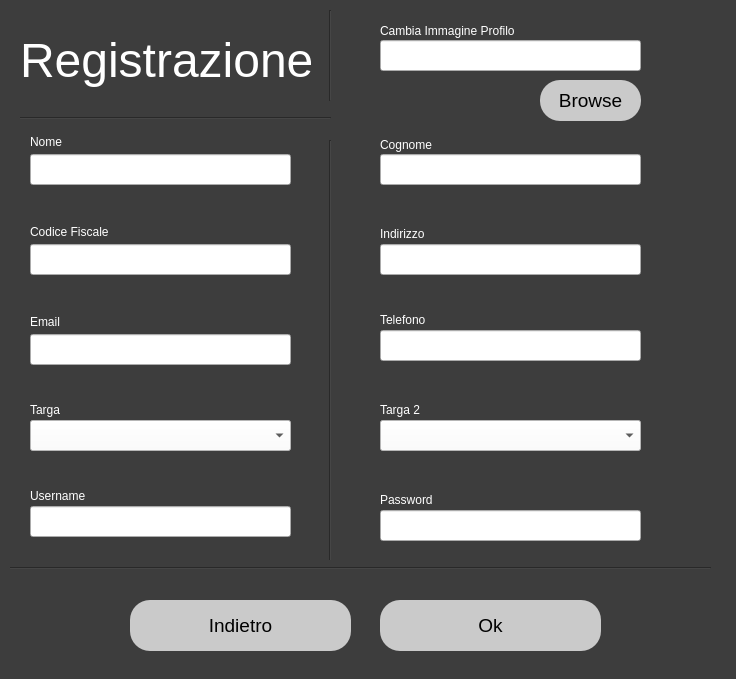
First picture: the form in RegistrazioneUtente.ui, repository riccardomalpiedi/parcheggio, before the edit.
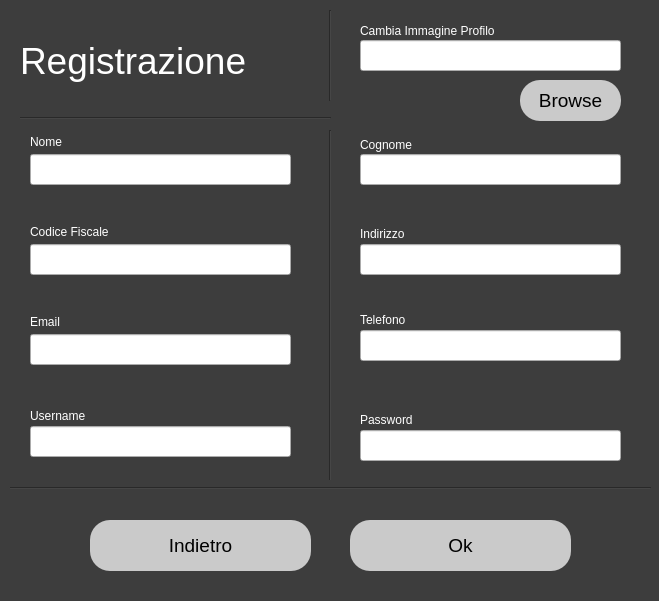
Second picture: the form after the edit.

Patch:
```diff
--- a/RegistrazioneUtente.ui
+++ b/RegistrazioneUtente.ui
@@ -6,8 +6,8 @@
    <rect>
     <x>0</x>
     <y>0</y>
-    <width>736</width>
-    <height>679</height>
+    <width>659</width>
+    <height>601</height>
    </rect>
   </property>
   <property name="windowTitle">
@@ -27,7 +27,7 @@
     </rect>
    </property>
    <property name="styleSheet">
-    <string notr="true">color: rgb(255, 255, 255); font-size:36pt</string>
+    <string notr="true">color: rgb(255, 255, 255); font-size:28pt</string>
    </property>
    <property name="text">
     <string>Registrazione</string>
@@ -67,9 +67,9 @@
   <widget class="QLabel" name="label_6">
    <property name="geometry">
     <rect>
-     <x>380</x>
+     <x>360</x>
      <y>134</y>
-     <width>81</width>
+     <width>101</width>
      <height>21</height>
     </rect>
    </property>
@@ -84,7 +84,7 @@
   <widget class="QLineEdit" name="cognome_field">
    <property name="geometry">
     <rect>
-     <x>380</x>
+     <x>360</x>
      <y>154</y>
      <width>261</width>
      <height>31</height>
@@ -100,7 +100,7 @@
     <rect>
      <x>30</x>
      <y>224</y>
-     <width>111</width>
+     <width>161</width>
      <height>16</height>
     </rect>
    </property>
@@ -115,7 +115,7 @@
   <widget class="QLabel" name="label_8">
    <property name="geometry">
     <rect>
-     <x>380</x>
+     <x>360</x>
      <y>224</y>
      <width>81</width>
      <height>20</height>
@@ -145,7 +145,7 @@
   <widget class="QLineEdit" name="indirizzo_field">
    <property name="geometry">
     <rect>
-     <x>380</x>
+     <x>360</x>
      <y>244</y>
      <width>261</width>
      <height>31</height>
@@ -159,7 +159,7 @@
   <widget class="QLabel" name="label_9">
    <property name="geometry">
     <rect>
-     <x>380</x>
+     <x>360</x>
      <y>310</y>
      <width>81</width>
      <height>20</height>
@@ -207,7 +207,7 @@
   <widget class="QLineEdit" name="telefono_field">
    <property name="geometry">
     <rect>
-     <x>380</x>
+     <x>360</x>
      <y>330</y>
      <width>261</width>
      <height>31</height>
@@ -218,28 +218,11 @@
 font: 11pt &quot;MS Shell Dlg 2&quot;;</string>
    </property>
   </widget>
-  <widget class="QLabel" name="label_11">
-   <property name="geometry">
-    <rect>
-     <x>30</x>
-     <y>400</y>
-     <width>111</width>
-     <height>20</height>
-    </rect>
-   </property>
-   <property name="styleSheet">
-    <string notr="true">font: 12pt &quot;MS Shell Dlg 2&quot;;
-color: rgb(255, 255, 255);</string>
-   </property>
-   <property name="text">
-    <string>Targa</string>
-   </property>
-  </widget>
   <widget class="QPushButton" name="ok_button">
    <property name="geometry">
     <rect>
-     <x>380</x>
-     <y>600</y>
+     <x>350</x>
+     <y>520</y>
      <width>221</width>
      <height>51</height>
     </rect>
@@ -259,8 +242,8 @@
   <widget class="QPushButton" name="back_button">
    <property name="geometry">
     <rect>
-     <x>130</x>
-     <y>600</y>
+     <x>90</x>
+     <y>520</y>
      <width>221</width>
      <height>51</height>
     </rect>
@@ -281,9 +264,9 @@
    <property name="geometry">
     <rect>
      <x>320</x>
-     <y>140</y>
+     <y>130</y>
      <width>20</width>
-     <height>421</height>
+     <height>351</height>
     </rect>
    </property>
    <property name="styleSheet">
@@ -313,8 +296,8 @@
    <property name="geometry">
     <rect>
      <x>10</x>
-     <y>560</y>
-     <width>701</width>
+     <y>480</y>
+     <width>641</width>
      <height>16</height>
     </rect>
    </property>
@@ -325,27 +308,12 @@
     <enum>Qt::Horizontal</enum>
    </property>
   </widget>
-  <widget class="QComboBox" name="veicolo_comboBox">
-   <property name="geometry">
-    <rect>
-     <x>30</x>
-     <y>420</y>
-     <width>261</width>
-     <height>31</height>
-    </rect>
-   </property>
-   <property name="styleSheet">
-    <string notr="true">background-color: rgb(255, 255, 255);
-font: 11pt &quot;MS Shell Dlg 2&quot;;
-color: rgb(0, 0, 0);</string>
-   </property>
-  </widget>
   <widget class="QLabel" name="label_12">
    <property name="geometry">
     <rect>
      <x>30</x>
-     <y>486</y>
-     <width>81</width>
+     <y>406</y>
+     <width>121</width>
      <height>20</height>
     </rect>
    </property>
@@ -361,7 +329,7 @@
    <property name="geometry">
     <rect>
      <x>30</x>
-     <y>506</y>
+     <y>426</y>
      <width>261</width>
      <height>31</height>
     </rect>
@@ -374,9 +342,9 @@
   <widget class="QLabel" name="label_13">
    <property name="geometry">
     <rect>
-     <x>380</x>
-     <y>490</y>
-     <width>81</width>
+     <x>360</x>
+     <y>410</y>
+     <width>111</width>
      <height>20</height>
     </rect>
    </property>
@@ -391,8 +359,8 @@
   <widget class="QLineEdit" name="password_field">
    <property name="geometry">
     <rect>
-     <x>380</x>
-     <y>510</y>
+     <x>360</x>
+     <y>430</y>
      <width>261</width>
      <height>31</height>
     </rect>
@@ -421,7 +389,7 @@
   <widget class="QLineEdit" name="immagine_profilo_field">
    <property name="geometry">
     <rect>
-     <x>380</x>
+     <x>360</x>
      <y>40</y>
      <width>261</width>
      <height>31</height>
@@ -441,9 +409,9 @@
   <widget class="QLabel" name="label_14">
    <property name="geometry">
     <rect>
-     <x>380</x>
+     <x>360</x>
      <y>20</y>
-     <width>181</width>
+     <width>241</width>
      <height>21</height>
     </rect>
    </property>
@@ -458,7 +426,7 @@
   <widget class="QPushButton" name="browse_button">
    <property name="geometry">
     <rect>
-     <x>540</x>
+     <x>520</x>
      <y>80</y>
      <width>101</width>
      <height>41</height>
@@ -476,38 +444,6 @@
     <string>Browse</string>
    </property>
   </widget>
-  <widget class="QComboBox" name="veicolo2_comboBox">
-   <property name="geometry">
-    <rect>
-     <x>380</x>
-     <y>420</y>
-     <width>261</width>
-     <height>31</height>
-    </rect>
-   </property>
-   <property name="styleSheet">
-    <string notr="true">background-color: rgb(255, 255, 255);
-font: 11pt &quot;MS Shell Dlg 2&quot;;
-color: rgb(0, 0, 0);</string>
-   </property>
-  </widget>
-  <widget class="QLabel" name="label_15">
-   <property name="geometry">
-    <rect>
-     <x>380</x>
-     <y>400</y>
-     <width>111</width>
-     <height>20</height>
-    </rect>
-   </property>
-   <property name="styleSheet">
-    <string notr="true">font: 12pt &quot;MS Shell Dlg 2&quot;;
-color: rgb(255, 255, 255);</string>
-   </property>
-   <property name="text">
-    <string>Targa 2</string>
-   </property>
-  </widget>
  </widget>
  <resources/>
  <connections/>
```
